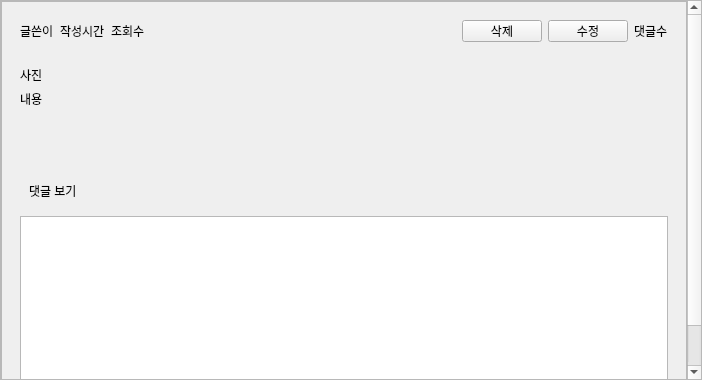
guaba98/class_album, file UI/UI_board_read.ui: the form before one commit.
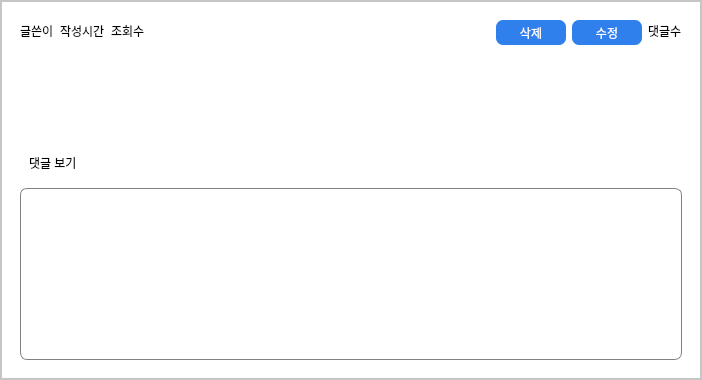
The form after the commit.

Diff of the .ui file:
```diff
--- a/UI/UI_board_read.ui
+++ b/UI/UI_board_read.ui
@@ -19,6 +19,10 @@
   <property name="windowTitle">
    <string>Form</string>
   </property>
+  <property name="styleSheet">
+   <string notr="true">font: 10pt &quot;나눔스퀘어 네오 Regular&quot;;
+background-color: rgb(255, 255, 255);</string>
+  </property>
   <layout class="QVBoxLayout" name="verticalLayout">
    <property name="spacing">
     <number>0</number>
@@ -44,9 +48,9 @@
       <property name="geometry">
        <rect>
         <x>0</x>
-        <y>0</y>
+        <y>-5</y>
         <width>683</width>
-        <height>420</height>
+        <height>424</height>
        </rect>
       </property>
       <layout class="QVBoxLayout" name="verticalLayout_2">
@@ -116,6 +120,17 @@
              </item>
              <item>
               <widget class="QPushButton" name="del_btn">
+               <property name="minimumSize">
+                <size>
+                 <width>70</width>
+                 <height>25</height>
+                </size>
+               </property>
+               <property name="styleSheet">
+                <string notr="true">background-color: rgb(47, 128, 237);
+color: rgb(255, 255, 255);
+border-radius: 7px;</string>
+               </property>
                <property name="text">
                 <string>삭제</string>
                </property>
@@ -123,6 +138,17 @@
              </item>
              <item>
               <widget class="QPushButton" name="edit_btn">
+               <property name="minimumSize">
+                <size>
+                 <width>70</width>
+                 <height>25</height>
+                </size>
+               </property>
+               <property name="styleSheet">
+                <string notr="true">background-color: rgb(47, 128, 237);
+color: rgb(255, 255, 255);
+border-radius: 7px;</string>
+               </property>
                <property name="text">
                 <string>수정</string>
                </property>
@@ -144,14 +170,14 @@
              <item>
               <widget class="QLabel" name="img_lab">
                <property name="text">
-                <string>사진</string>
+                <string/>
                </property>
               </widget>
              </item>
              <item>
               <widget class="QLabel" name="contents_lab">
                <property name="text">
-                <string>내용</string>
+                <string/>
                </property>
                <property name="wordWrap">
                 <bool>true</bool>
@@ -204,7 +230,12 @@
               </widget>
              </item>
              <item>
-              <widget class="QTableWidget" name="tableWidget"/>
+              <widget class="QTableWidget" name="tableWidget">
+               <property name="styleSheet">
+                <string notr="true">border-radius: 7px;
+border: 1px solid gray;</string>
+               </property>
+              </widget>
              </item>
             </layout>
            </widget>
```
